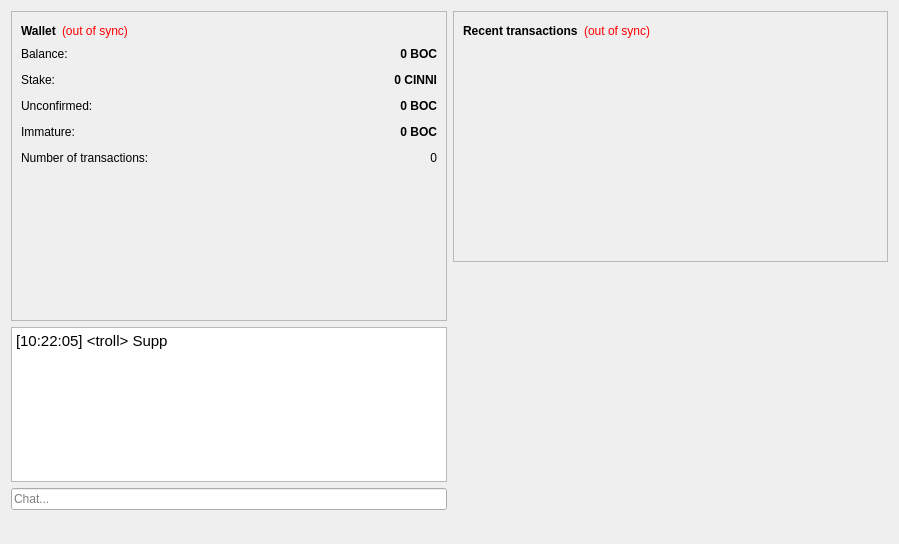
Above: src/qt/forms/overviewpage.ui from NoirX/NRS before the change. Below: the same form after it.
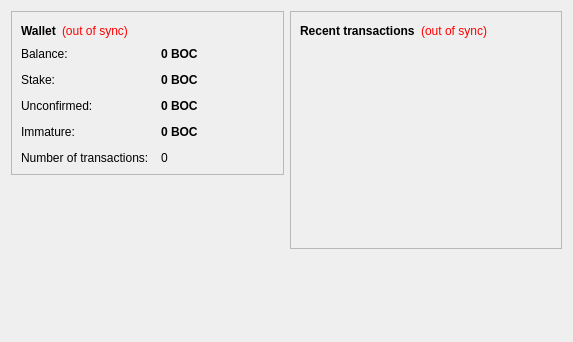
That is the form after the change. Icons and pictures are not drawn.

Patch:
```diff
--- a/src/qt/forms/overviewpage.ui
+++ b/src/qt/forms/overviewpage.ui
@@ -6,8 +6,8 @@
    <rect>
     <x>0</x>
     <y>0</y>
-    <width>899</width>
-    <height>544</height>
+    <width>573</width>
+    <height>342</height>
    </rect>
   </property>
   <property name="windowTitle">
@@ -22,10 +22,7 @@
         <enum>QFrame::StyledPanel</enum>
        </property>
        <property name="frameShadow">
-        <enum>QFrame::Sunken</enum>
-       </property>
-       <property name="lineWidth">
-        <number>1</number>
+        <enum>QFrame::Raised</enum>
        </property>
        <layout class="QVBoxLayout" name="verticalLayout_4">
         <item>
@@ -109,29 +106,48 @@
             <property name="text">
              <string notr="true">0 BOC</string>
             </property>
-            <property name="alignment">
-             <set>Qt::AlignRight|Qt::AlignTrailing|Qt::AlignVCenter</set>
-            </property>
             <property name="textInteractionFlags">
              <set>Qt::LinksAccessibleByMouse|Qt::TextSelectableByKeyboard|Qt::TextSelectableByMouse</set>
             </property>
            </widget>
           </item>
-          <item row="2" column="0">
+          <item row="1" column="0">
            <widget class="QLabel" name="label_6">
             <property name="text">
              <string>Stake:</string>
             </property>
            </widget>
           </item>
-          <item row="4" column="0">
+          <item row="1" column="1">
+           <widget class="QLabel" name="labelStake">
+            <property name="font">
+             <font>
+              <weight>75</weight>
+              <bold>true</bold>
+             </font>
+            </property>
+            <property name="cursor">
+             <cursorShape>IBeamCursor</cursorShape>
+            </property>
+            <property name="toolTip">
+             <string>Total of coins that was staked, and do not yet count toward the current balance</string>
+            </property>
+            <property name="text">
+             <string notr="true">0 BOC</string>
+            </property>
+            <property name="textInteractionFlags">
+             <set>Qt::LinksAccessibleByMouse|Qt::TextSelectableByKeyboard|Qt::TextSelectableByMouse</set>
+            </property>
+           </widget>
+          </item>
+          <item row="2" column="0">
            <widget class="QLabel" name="label_3">
             <property name="text">
              <string>Unconfirmed:</string>
             </property>
            </widget>
           </item>
-          <item row="4" column="1">
+          <item row="2" column="1">
            <widget class="QLabel" name="labelUnconfirmed">
             <property name="font">
              <font>
@@ -148,22 +164,19 @@
             <property name="text">
              <string notr="true">0 BOC</string>
             </property>
-            <property name="alignment">
-             <set>Qt::AlignRight|Qt::AlignTrailing|Qt::AlignVCenter</set>
-            </property>
             <property name="textInteractionFlags">
              <set>Qt::LinksAccessibleByMouse|Qt::TextSelectableByKeyboard|Qt::TextSelectableByMouse</set>
             </property>
            </widget>
           </item>
-          <item row="6" column="0">
+          <item row="3" column="0">
            <widget class="QLabel" name="labelImmatureText">
             <property name="text">
              <string>Immature:</string>
             </property>
            </widget>
           </item>
-          <item row="6" column="1">
+          <item row="3" column="1">
            <widget class="QLabel" name="labelImmature">
             <property name="font">
              <font>
@@ -177,22 +190,19 @@
             <property name="text">
              <string notr="true">0 BOC</string>
             </property>
-            <property name="alignment">
-             <set>Qt::AlignRight|Qt::AlignTrailing|Qt::AlignVCenter</set>
-            </property>
             <property name="textInteractionFlags">
              <set>Qt::LinksAccessibleByMouse|Qt::TextSelectableByKeyboard|Qt::TextSelectableByMouse</set>
             </property>
            </widget>
           </item>
-          <item row="7" column="0">
+          <item row="4" column="0">
            <widget class="QLabel" name="label_2">
             <property name="text">
              <string>Number of transactions:</string>
             </property>
            </widget>
           </item>
-          <item row="7" column="1">
+          <item row="4" column="1">
            <widget class="QLabel" name="labelNumTransactions">
             <property name="toolTip">
              <string>Total number of transactions in wallet</string>
@@ -200,109 +210,14 @@
             <property name="text">
              <string notr="true">0</string>
             </property>
-            <property name="alignment">
-             <set>Qt::AlignRight|Qt::AlignTrailing|Qt::AlignVCenter</set>
-            </property>
-           </widget>
-          </item>
-          <item row="2" column="1">
-           <widget class="QLabel" name="labelStake">
-            <property name="font">
-             <font>
-              <weight>75</weight>
-              <bold>true</bold>
-             </font>
-            </property>
-            <property name="cursor">
-             <cursorShape>IBeamCursor</cursorShape>
-            </property>
-            <property name="toolTip">
-             <string>Total of coins that was staked, and do not yet count toward the current balance</string>
-            </property>
-            <property name="text">
-             <string notr="true">0 CINNI</string>
-            </property>
-            <property name="alignment">
-             <set>Qt::AlignRight|Qt::AlignTrailing|Qt::AlignVCenter</set>
-            </property>
-            <property name="textInteractionFlags">
-             <set>Qt::LinksAccessibleByMouse|Qt::TextSelectableByKeyboard|Qt::TextSelectableByMouse</set>
-            </property>
            </widget>
           </item>
          </layout>
         </item>
-        <item>
-         <widget class="QLabel" name="logo">
-          <property name="enabled">
-           <bool>true</bool>
-          </property>
-          <property name="minimumSize">
-           <size>
-            <width>140</width>
-            <height>140</height>
-           </size>
-          </property>
-          <property name="acceptDrops">
-           <bool>false</bool>
-          </property>
-          <property name="autoFillBackground">
-           <bool>false</bool>
-          </property>
-          <property name="lineWidth">
-           <number>0</number>
-          </property>
-          <property name="text">
-           <string/>
-          </property>
-          <property name="pixmap">
-           <pixmap resource="../bitcoin.qrc">:/images/backg</pixmap>
-          </property>
-          <property name="scaledContents">
-           <bool>false</bool>
-          </property>
-          <property name="alignment">
-           <set>Qt::AlignCenter</set>
-          </property>
-          <property name="margin">
-           <number>0</number>
-          </property>
-          <property name="indent">
-           <number>0</number>
-          </property>
-         </widget>
-        </item>
        </layout>
       </widget>
      </item>
      <item>
-	<widget class="QTextBrowser" name="trollBox">
-       <property name="html">
-        <string>&lt;!DOCTYPE HTML PUBLIC &quot;-//W3C//DTD HTML 4.0//EN&quot; &quot;http://www.w3.org/TR/REC-html40/strict.dtd&quot;&gt;
-&lt;html&gt;&lt;head&gt;&lt;meta name=&quot;qrichtext&quot; content=&quot;1&quot; /&gt;&lt;style type=&quot;text/css&quot;&gt;
-p, li { white-space: pre-wrap; }
-&lt;/style&gt;&lt;/head&gt;&lt;body style=&quot; font-family:'Cantarell'; font-size:11pt; font-weight:400; font-style:normal;&quot;&gt;
-&lt;p style=&quot; margin-top:0px; margin-bottom:0px; margin-left:0px; margin-right:0px; -qt-block-indent:0; text-indent:0px;&quot;&gt;[10:22:05] &amp;lt;troll&amp;gt; Supp&lt;/p&gt;&lt;/body&gt;&lt;/html&gt;</string>
-       </property>
-      </widget>
-     </item>
-     <item>
-      <widget class="QLineEdit" name="lineEditTrollBox">
-       <property name="sizePolicy">
-        <sizepolicy hsizetype="Minimum" vsizetype="Fixed">
-         <horstretch>0</horstretch>
-         <verstretch>0</verstretch>
-        </sizepolicy>
-       </property>
-       <property name="text">
-        <string/>
-       </property>
-       <property name="placeholderText">
-        <string>Chat...</string>
-       </property>
-      </widget>
-     </item>
-     <item>	 
       <widget class="QLabel" name="label_wallet_bgcoin">
        <property name="text">
         <string/>
@@ -335,7 +250,7 @@
         <enum>QFrame::StyledPanel</enum>
        </property>
        <property name="frameShadow">
-        <enum>QFrame::Sunken</enum>
+        <enum>QFrame::Raised</enum>
        </property>
        <layout class="QVBoxLayout" name="verticalLayout">
         <item>
```
